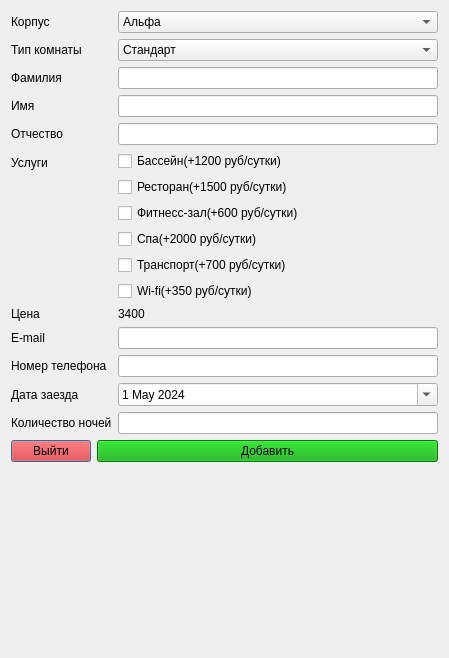
Before: the Qt Designer form FinalMkFinal/addwindow.ui in Enjoyer14/OP_FullForm, drawn with Qt 5.
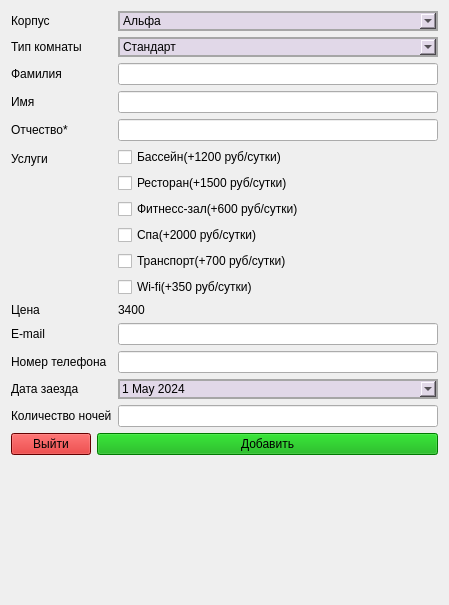
After: the same form once the commit is applied.

```diff
--- a/FinalMkFinal/addwindow.ui
+++ b/FinalMkFinal/addwindow.ui
@@ -7,13 +7,79 @@
     <x>0</x>
     <y>0</y>
     <width>449</width>
-    <height>658</height>
+    <height>605</height>
    </rect>
   </property>
+  <property name="minimumSize">
+   <size>
+    <width>449</width>
+    <height>575</height>
+   </size>
+  </property>
+  <property name="maximumSize">
+   <size>
+    <width>449</width>
+    <height>625</height>
+   </size>
+  </property>
   <property name="windowTitle">
    <string>Добавление бронирования</string>
   </property>
   <layout class="QGridLayout" name="gridLayout">
+   <item row="5" column="0">
+    <layout class="QFormLayout" name="formLayout_2">
+     <item row="1" column="0">
+      <widget class="QPushButton" name="pushButton">
+       <property name="styleSheet">
+        <string notr="true">QPushButton{
+background-color: rgb(255, 0, 0);
+selection-background-color: rgb(126, 0, 0);
+color: rgb(0, 0, 0);
+}
+QPushButton::hover{
+	background-color: rgb(170, 0, 0);
+}</string>
+       </property>
+       <property name="text">
+        <string>Выйти</string>
+       </property>
+      </widget>
+     </item>
+     <item row="1" column="1">
+      <widget class="QPushButton" name="btn_Add">
+       <property name="styleSheet">
+        <string notr="true">QPushButton{
+background-color: rgb(0, 170, 0);
+selection-background-color: rgb(0, 255, 0);
+color: rgb(0, 0, 0);
+}
+QPushButton::hover{
+	background-color: rgb(45, 122, 28);
+}</string>
+       </property>
+       <property name="text">
+        <string>Добавить</string>
+       </property>
+      </widget>
+     </item>
+    </layout>
+   </item>
+   <item row="6" column="0">
+    <widget class="QLabel" name="label_isCorrect">
+     <property name="maximumSize">
+      <size>
+       <width>16777215</width>
+       <height>20</height>
+      </size>
+     </property>
+     <property name="styleSheet">
+      <string notr="true">color: rgb(255, 0, 0);</string>
+     </property>
+     <property name="text">
+      <string/>
+     </property>
+    </widget>
+   </item>
    <item row="3" column="0">
     <layout class="QFormLayout" name="formLayout">
      <item row="0" column="0">
@@ -25,6 +91,12 @@
      </item>
      <item row="0" column="1">
       <widget class="QComboBox" name="box_Corpus">
+       <property name="styleSheet">
+        <string notr="true">color: rgb(0, 0, 0);
+background-color: rgb(225, 216, 232);
+border: 2px solid rgb(166, 166, 166);
+</string>
+       </property>
        <item>
         <property name="text">
          <string>Альфа</string>
@@ -61,6 +133,12 @@
      </item>
      <item row="1" column="1">
       <widget class="QComboBox" name="box_TypeRoom">
+       <property name="styleSheet">
+        <string notr="true">color: rgb(0, 0, 0);
+background-color: rgb(225, 216, 232);
+border: 2px solid rgb(166, 166, 166);
+</string>
+       </property>
        <item>
         <property name="text">
          <string>Стандарт</string>
@@ -92,6 +170,13 @@
      </item>
      <item row="2" column="1">
       <widget class="QLineEdit" name="lineEdit_FIO">
+       <property name="styleSheet">
+        <string notr="true">QPushButton{
+color: rgb(0, 0, 0);
+border-color: rgb(0, 0, 0);
+background-color: rgb(238, 223, 242);
+}</string>
+       </property>
        <property name="text">
         <string/>
        </property>
@@ -111,6 +196,9 @@
       <layout class="QVBoxLayout" name="verticalLayout">
        <item>
         <widget class="QCheckBox" name="checkBox_Pool">
+         <property name="styleSheet">
+          <string notr="true"/>
+         </property>
          <property name="text">
           <string>Бассейн(+1200 руб/сутки)</string>
          </property>
@@ -168,7 +256,15 @@
       </widget>
      </item>
      <item row="7" column="1">
-      <widget class="QLineEdit" name="lineEdit_Email"/>
+      <widget class="QLineEdit" name="lineEdit_Email">
+       <property name="styleSheet">
+        <string notr="true">QPushButton{
+color: rgb(0, 0, 0);
+border-color: rgb(85, 0, 0);
+background-color: rgb(200, 192, 209);
+}</string>
+       </property>
+      </widget>
      </item>
      <item row="8" column="0">
       <widget class="QLabel" name="label_phone">
@@ -179,6 +275,13 @@
      </item>
      <item row="8" column="1">
       <widget class="QLineEdit" name="lineEdit_PhoneNumber">
+       <property name="styleSheet">
+        <string notr="true">QPushButton{
+color: rgb(0, 0, 0);
+border-color: rgb(85, 0, 0);
+background-color: rgb(200, 192, 209);
+}</string>
+       </property>
        <property name="inputMask">
         <string/>
        </property>
@@ -199,6 +302,12 @@
      </item>
      <item row="9" column="1">
       <widget class="QDateEdit" name="dateEdit">
+       <property name="styleSheet">
+        <string notr="true">color: rgb(0, 0, 0);
+background-color: rgb(225, 216, 232);
+border: 2px solid rgb(166, 166, 166);
+</string>
+       </property>
        <property name="maximumDate">
         <date>
          <year>3000</year>
@@ -226,7 +335,15 @@
       </widget>
      </item>
      <item row="10" column="1">
-      <widget class="QLineEdit" name="lineEdit_NightCount"/>
+      <widget class="QLineEdit" name="lineEdit_NightCount">
+       <property name="styleSheet">
+        <string notr="true">QPushButton{
+color: rgb(0, 0, 0);
+border-color: rgb(85, 0, 0);
+background-color: rgb(200, 192, 209);
+}</string>
+       </property>
+      </widget>
      </item>
      <item row="3" column="0">
       <widget class="QLabel" name="label_n">
@@ -237,6 +354,13 @@
      </item>
      <item row="3" column="1">
       <widget class="QLineEdit" name="lineEdit_Name">
+       <property name="styleSheet">
+        <string notr="true">QPushButton{
+color: rgb(0, 0, 0);
+border-color: rgb(85, 0, 0);
+background-color: rgb(200, 192, 209);
+}</string>
+       </property>
        <property name="maxLength">
         <number>40</number>
        </property>
@@ -245,12 +369,19 @@
      <item row="4" column="0">
       <widget class="QLabel" name="label_o">
        <property name="text">
-        <string>Отчество</string>
+        <string>Отчество*</string>
        </property>
       </widget>
      </item>
      <item row="4" column="1">
       <widget class="QLineEdit" name="lineEdit_FatherName">
+       <property name="styleSheet">
+        <string notr="true">QPushButton{
+color: rgb(0, 0, 0);
+border-color: rgb(85, 0, 0);
+background-color: rgb(200, 192, 209);
+}</string>
+       </property>
        <property name="text">
         <string/>
        </property>
@@ -264,6 +395,9 @@
        <property name="autoFillBackground">
         <bool>true</bool>
        </property>
+       <property name="styleSheet">
+        <string notr="true"/>
+       </property>
        <property name="text">
         <string>3400</string>
        </property>
@@ -271,43 +405,6 @@
      </item>
     </layout>
    </item>
-   <item row="4" column="0">
-    <layout class="QFormLayout" name="formLayout_2">
-     <item row="0" column="0">
-      <widget class="QPushButton" name="pushButton">
-       <property name="styleSheet">
-        <string notr="true">background-color: rgb(255, 0, 0);
-color: rgb(0, 0, 0);</string>
-       </property>
-       <property name="text">
-        <string>Выйти</string>
-       </property>
-      </widget>
-     </item>
-     <item row="0" column="1">
-      <widget class="QPushButton" name="btn_Add">
-       <property name="styleSheet">
-        <string notr="true">background-color: rgb(0, 170, 0);
-selection-background-color: rgb(0, 255, 0);
-color: rgb(0, 0, 0);</string>
-       </property>
-       <property name="text">
-        <string>Добавить</string>
-       </property>
-      </widget>
-     </item>
-    </layout>
-   </item>
-   <item row="5" column="0">
-    <widget class="QLabel" name="label_isCorrect">
-     <property name="styleSheet">
-      <string notr="true">color: rgb(255, 0, 0);</string>
-     </property>
-     <property name="text">
-      <string/>
-     </property>
-    </widget>
-   </item>
   </layout>
  </widget>
  <resources/>
```
